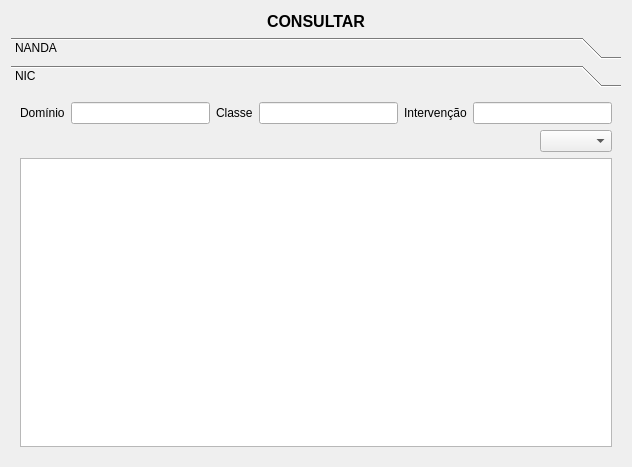
This is GUI/explorer.ui in LCapanelli/RP3 as Qt 5 draws it before an edit. The edited form follows.
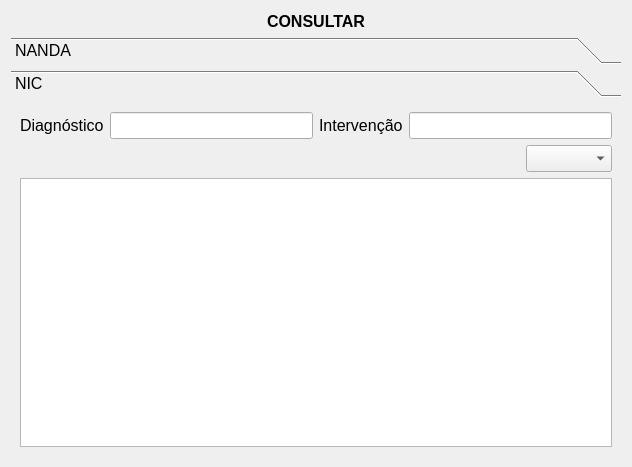
This is the edited form. The open tabs and pages were chosen to show the change.

```diff
--- a/GUI/explorer.ui
+++ b/GUI/explorer.ui
@@ -10,6 +10,11 @@
     <height>467</height>
    </rect>
   </property>
+  <property name="font">
+   <font>
+    <pointsize>12</pointsize>
+   </font>
+  </property>
   <property name="windowTitle">
    <string>Form</string>
   </property>
@@ -103,8 +108,8 @@
        <rect>
         <x>0</x>
         <y>0</y>
-        <width>277</width>
-        <height>163</height>
+        <width>614</width>
+        <height>355</height>
        </rect>
       </property>
       <attribute name="label">
@@ -116,23 +121,13 @@
          <item>
           <widget class="QLabel" name="label_4">
            <property name="text">
-            <string>Domínio</string>
+            <string>Diagnóstico</string>
            </property>
           </widget>
          </item>
          <item>
           <widget class="QLineEdit" name="lineEdit_3"/>
          </item>
-         <item>
-          <widget class="QLabel" name="label_5">
-           <property name="text">
-            <string>Classe</string>
-           </property>
-          </widget>
-         </item>
-         <item>
-          <widget class="QLineEdit" name="lineEdit_4"/>
-         </item>
          <item>
           <widget class="QLabel" name="label_6">
            <property name="text">
```
Left out of the diff: 4 changed lines with no effect on the pictures.
